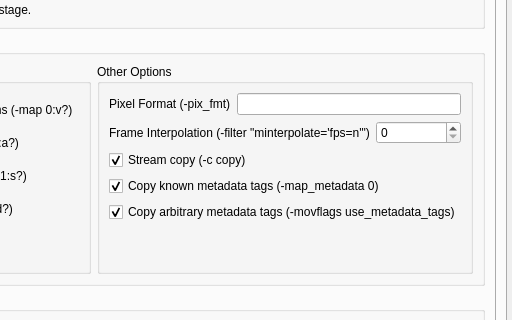
The window that src/video2x_gui.ui (k4yt3x/video2x) describes before a commit, drawn with Qt 5; both pictures show x 223 to 735 and y 120 to 440 of the 735 by 802 pixel window.
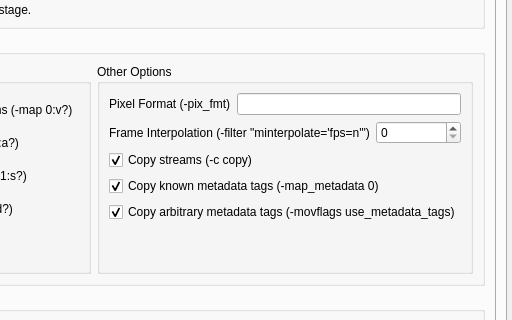
The same window after the commit. The open tabs and pages were chosen to show the change.

Commit message: added stopping confirmation

Diff of the .ui file:
```diff
--- a/src/video2x_gui.ui
+++ b/src/video2x_gui.ui
@@ -6,7 +6,7 @@
    <rect>
     <x>0</x>
     <y>0</y>
-    <width>671</width>
+    <width>673</width>
     <height>802</height>
    </rect>
   </property>
@@ -2104,7 +2104,7 @@
                   <item>
                    <widget class="QCheckBox" name="ffmpegMigrateStreamsOutputOptionsCopyCodecCheckBox">
                     <property name="text">
-                     <string>Stream copy (-c copy)</string>
+                     <string>Copy streams (-c copy)</string>
                     </property>
                     <property name="checked">
                      <bool>true</bool>
```
Left out of the diff: 5 changed lines with no effect on the pictures. The commit also changes 1 other file.
